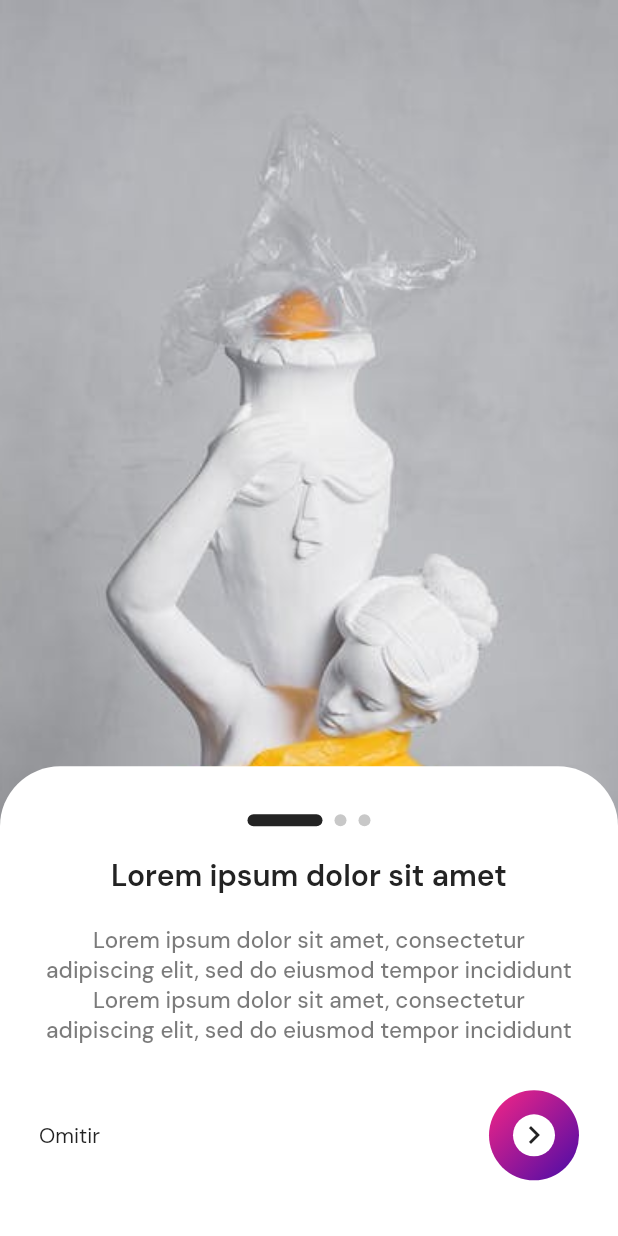
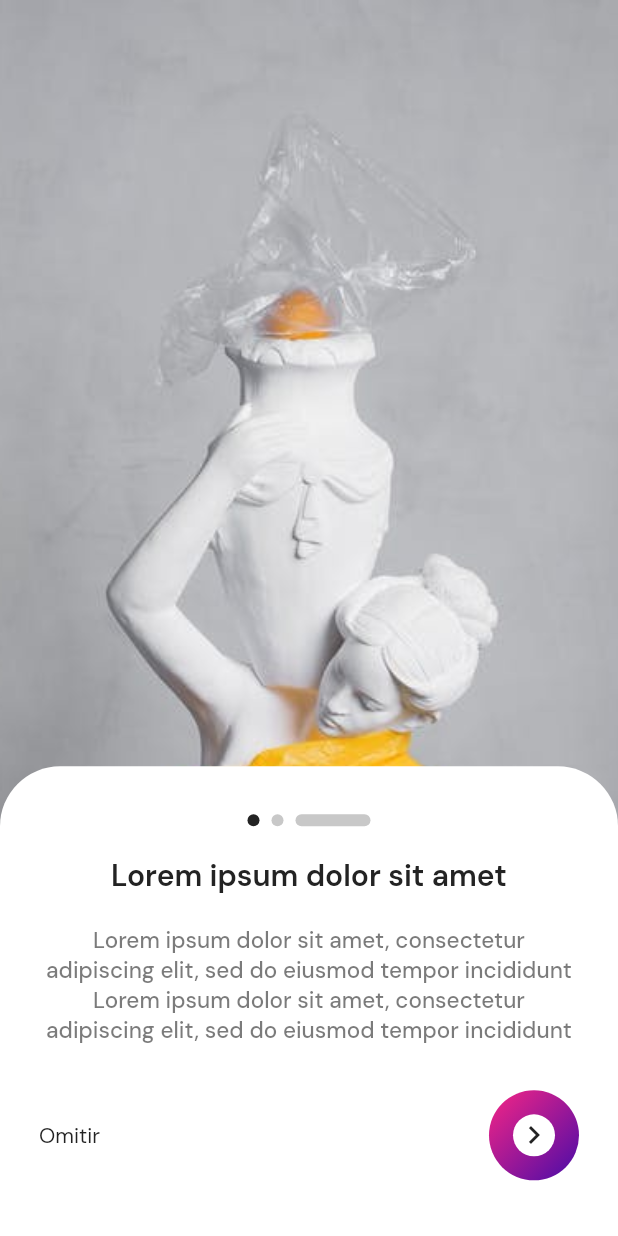
Before and after one commit to cparragatorres/flutter_codigo5_museumapp, a Flutter app: the screen it shows after launch, swiped to page 3, on a phone screen of 412 x 824 dp. Run offline on Flutter 3.47's test engine with Material 2 defaults, Android fonts, the phone set to English and light mode, and no system bars; our stand-ins replace flutter_svg, flutter_swiper_null_safety, google_fonts, logger.

Commit message:
SliderModel 10

```diff
--- a/lib/main.dart
+++ b/lib/main.dart
@@ -4,7 +4,8 @@ import 'package:flutter_codigo5_museumapp/pages/init_page.dart';
 import 'package:flutter_codigo5_museumapp/pages/intro_slider_page.dart';
 import 'package:google_fonts/google_fonts.dart';
 
-void main(){
+void main() async{
+
   runApp(MyApp());
 }
 
--- a/lib/pages/intro_slider_page.dart
+++ b/lib/pages/intro_slider_page.dart
@@ -1,9 +1,10 @@
-import 'dart:async';
 
 import 'package:flutter/material.dart';
+import 'package:flutter/services.dart';
 import 'package:flutter_codigo5_museumapp/ui/general/colors.dart';
 import 'package:flutter_codigo5_museumapp/ui/general/general_widget.dart';
 import 'package:flutter_codigo5_museumapp/ui/responsive/responsive.dart';
+
 
 class IntroSliderPage extends StatefulWidget {
   const IntroSliderPage({Key? key}) : super(key: key);
@@ -45,6 +46,8 @@ class _IntroSliderPageState extends State<IntroSliderPage> {
 
   @override
   Widget build(BuildContext context) {
+
+
     return Scaffold(
       backgroundColor: kBrandPrimaryColor,
       body: Column(
@@ -56,6 +59,7 @@ class _IntroSliderPageState extends State<IntroSliderPage> {
               scrollDirection: Axis.horizontal,
               onPageChanged: (int value) {
                 _currentPage = value;
+                print(_currentPage);
                 setState(() {});
               },
               children: [
@@ -91,9 +95,10 @@ class _IntroSliderPageState extends State<IntroSliderPage> {
                                   children: [
                                     Container(
                                       margin: const EdgeInsets.symmetric(
-                                          horizontal: 4.0),
+                                        horizontal: 4.0,
+                                      ),
                                       height: 8,
-                                      width: 50,
+                                      width: _currentPage == 0 ? 50 : 8,
                                       decoration: BoxDecoration(
                                         color: kBrandPrimaryColor,
                                         borderRadius:
@@ -102,9 +107,10 @@ class _IntroSliderPageState extends State<IntroSliderPage> {
                                     ),
                                     Container(
                                       margin: const EdgeInsets.symmetric(
-                                          horizontal: 4.0),
+                                        horizontal: 4.0,
+                                      ),
                                       height: 8,
-                                      width: 8,
+                                      width: _currentPage == 1 ? 50 : 8,
                                       decoration: BoxDecoration(
                                         color: kBrandPrimaryColor
                                             .withOpacity(0.25),
@@ -114,9 +120,10 @@ class _IntroSliderPageState extends State<IntroSliderPage> {
                                     ),
                                     Container(
                                       margin: const EdgeInsets.symmetric(
-                                          horizontal: 4.0),
+                                        horizontal: 4.0,
+                                      ),
                                       height: 8,
-                                      width: 8,
+                                      width: _currentPage == 2 ? 50 : 8,
                                       decoration: BoxDecoration(
                                         color: kBrandPrimaryColor
                                             .withOpacity(0.25),
@@ -218,9 +225,10 @@ class _IntroSliderPageState extends State<IntroSliderPage> {
                                   children: [
                                     Container(
                                       margin: const EdgeInsets.symmetric(
-                                          horizontal: 4.0),
+                                        horizontal: 4.0,
+                                      ),
                                       height: 8,
-                                      width: 50,
+                                      width: _currentPage == 0 ? 50 : 8,
                                       decoration: BoxDecoration(
                                         color: kBrandPrimaryColor,
                                         borderRadius:
@@ -229,9 +237,10 @@ class _IntroSliderPageState extends State<IntroSliderPage> {
                                     ),
                                     Container(
                                       margin: const EdgeInsets.symmetric(
-                                          horizontal: 4.0),
+                                        horizontal: 4.0,
+                                      ),
                                       height: 8,
-                                      width: 8,
+                                      width: _currentPage == 1 ? 50 : 8,
                                       decoration: BoxDecoration(
                                         color: kBrandPrimaryColor
                                             .withOpacity(0.25),
@@ -241,9 +250,10 @@ class _IntroSliderPageState extends State<IntroSliderPage> {
                                     ),
                                     Container(
                                       margin: const EdgeInsets.symmetric(
-                                          horizontal: 4.0),
+                                        horizontal: 4.0,
+                                      ),
                                       height: 8,
-                                      width: 8,
+                                      width: _currentPage == 2 ? 50 : 8,
                                       decoration: BoxDecoration(
                                         color: kBrandPrimaryColor
                                             .withOpacity(0.25),
@@ -345,9 +355,10 @@ class _IntroSliderPageState extends State<IntroSliderPage> {
                                   children: [
                                     Container(
                                       margin: const EdgeInsets.symmetric(
-                                          horizontal: 4.0),
+                                        horizontal: 4.0,
+                                      ),
                                       height: 8,
-                                      width: 50,
+                                      width: _currentPage == 0 ? 50 : 8,
                                       decoration: BoxDecoration(
                                         color: kBrandPrimaryColor,
                                         borderRadius:
@@ -356,9 +367,10 @@ class _IntroSliderPageState extends State<IntroSliderPage> {
                                     ),
                                     Container(
                                       margin: const EdgeInsets.symmetric(
-                                          horizontal: 4.0),
+                                        horizontal: 4.0,
+                                      ),
                                       height: 8,
-                                      width: 8,
+                                      width: _currentPage == 1 ? 50 : 8,
                                       decoration: BoxDecoration(
                                         color: kBrandPrimaryColor
                                             .withOpacity(0.25),
@@ -368,9 +380,10 @@ class _IntroSliderPageState extends State<IntroSliderPage> {
                                     ),
                                     Container(
                                       margin: const EdgeInsets.symmetric(
-                                          horizontal: 4.0),
+                                        horizontal: 4.0,
+                                      ),
                                       height: 8,
-                                      width: 8,
+                                      width: _currentPage == 2 ? 50 : 8,
                                       decoration: BoxDecoration(
                                         color: kBrandPrimaryColor
                                             .withOpacity(0.25),
@@ -491,7 +504,9 @@ class _IntroSliderPageState extends State<IntroSliderPage> {
           //   ],
           // ),
           // ElevatedButton(
-          //   onPressed: () {},
+          //   onPressed: () async {
+          //
+          //   },
           //   child: Text("Iniciar ahora"),
           // ),
         ],
```
